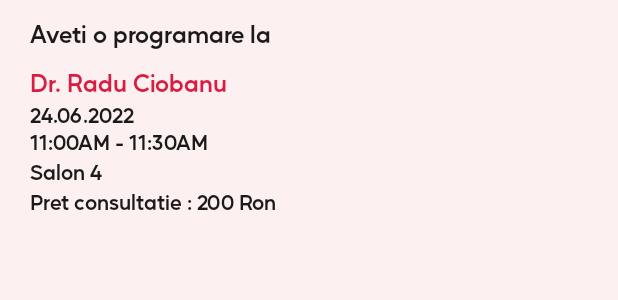
After one commit to stroescump/MedicalApp, an Android app: the layout fragment_appointment_details_bottom_sheet.xml on its own in the app's theme, with its tools: preview values and no code run, on a phone screen of 412 x 824 dp. The commit adds this screen. Shown: the top 300 px of the screen. Run offline under Robolectric (Android 15) with nearby library versions, the phone set to English and light mode, and no system bars.

Commit message:
appointment details

```diff
--- a/app/src/main/java/eu/ase/grupa1088/licenta/ui/dashboard/MedicalAppointmentAdapter.kt
+++ b/app/src/main/java/eu/ase/grupa1088/licenta/ui/dashboard/MedicalAppointmentAdapter.kt
@@ -10,7 +10,8 @@ import eu.ase.grupa1088.licenta.models.MedicalAppointment
 class MedicalAppointmentAdapter(
     private val medicalAppointments: MutableList<MedicalAppointment>,
     private val isDoctor: Boolean,
-    private val onAppointmentClicked: (MedicalAppointment, Int, Boolean) -> Unit
+    private val onAppointmentClicked: (MedicalAppointment, Int, Boolean) -> Unit,
+    private val onAppointmentMoreDetails: (MedicalAppointment) -> Unit
 ) :
     RecyclerView.Adapter<MedicalAppointmentVH>() {
     private lateinit var binding: ItemMedicalAppointmentBinding
@@ -41,6 +42,7 @@ class MedicalAppointmentAdapter(
         @SuppressLint("SetTextI18n")
         fun bind(currentItem: MedicalAppointment) {
             with(binding) {
+                root.setOnClickListener { onAppointmentMoreDetails(currentItem) }
                 btnCancelAppointment.setOnClickListener {
                     onAppointmentClicked(
                         currentItem,
@@ -84,7 +86,7 @@ class MedicalAppointmentAdapter(
     }
 
     fun removeItem(pos: Int) {
-        if(medicalAppointments.isNotEmpty()){
+        if (medicalAppointments.isNotEmpty()) {
             medicalAppointments.removeAt(pos)
             notifyItemRemoved(pos)
         }
--- a/app/src/main/java/eu/ase/grupa1088/licenta/utils/Constants.kt
+++ b/app/src/main/java/eu/ase/grupa1088/licenta/utils/Constants.kt
@@ -8,6 +8,7 @@ const val DOCTOR_ID = "DOCTOR_ID_KEY"
 const val USER_KEY = "USER_KEY"
 const val SHARED_PREFS_NAME = "eu.ase.grupa1088.licenta.sharedprefs"
 const val NO_APPOINTMENTS_FOUND = "NO_APPOINTMENTS_FOUND"
+const val APPOINTMENT_DETAILS = "APPOINTMENT_DETAILS_KEY"
 const val IS_DOCTOR = "IS_DOCTOR_KEY"
 const val MEDICAL_RECORD = "MEDICAL_REPORT_KEY"
 const val IS_SUCCESS = "IS_SUCCESS_KEY"
--- /dev/null
+++ b/app/src/main/res/layout/fragment_appointment_details_bottom_sheet.xml
@@ -0,0 +1,67 @@
+<?xml version="1.0" encoding="utf-8"?>
+<androidx.constraintlayout.widget.ConstraintLayout xmlns:android="http://schemas.android.com/apk/res/android"
+    xmlns:app="http://schemas.android.com/apk/res-auto"
+    xmlns:tools="http://schemas.android.com/tools"
+    android:id="@+id/itemContainerLayout"
+    android:layout_width="match_parent"
+    android:layout_height="wrap_content"
+    android:gravity="center"
+    android:orientation="vertical"
+    android:padding="@dimen/dimen_10dp"
+    tools:context=".ui.dashboard.AppointmentDetailsBottomSheetFragment">
+
+    <androidx.appcompat.widget.AppCompatTextView
+        android:id="@+id/tvAppointmentTitle"
+        android:layout_width="0dp"
+        android:layout_height="wrap_content"
+        android:layout_marginStart="@dimen/dimen_10dp"
+        android:layout_marginEnd="@dimen/dimen_10dp"
+        android:textColor="@color/black"
+        android:textSize="@dimen/dimen_16sp"
+        app:layout_constraintStart_toStartOf="parent"
+        app:layout_constraintTop_toTopOf="parent"
+        tools:text="@string/appointment_title_as_patient" />
+
+    <androidx.appcompat.widget.AppCompatTextView
+        android:id="@+id/tvAppointmentDoctorName"
+        android:layout_width="0dp"
+        android:layout_height="wrap_content"
+        android:layout_marginTop="@dimen/dimen_10dp"
+        android:layout_marginEnd="@dimen/dimen_10dp"
+        android:textColor="@color/red"
+        android:textSize="@dimen/dimen_16sp"
+        app:layout_constraintStart_toStartOf="@id/tvAppointmentTitle"
+        app:layout_constraintTop_toBottomOf="@id/tvAppointmentTitle"
+        tools:text="Dr. Radu Ciobanu" />
+
+    <androidx.appcompat.widget.AppCompatTextView
+        android:id="@+id/tvAppointmentDate"
+        android:layout_width="0dp"
+        android:layout_height="wrap_content"
+        android:layout_marginEnd="@dimen/dimen_10dp"
+        android:textColor="@color/black"
+        app:layout_constraintStart_toStartOf="@id/tvAppointmentTitle"
+        app:layout_constraintTop_toBottomOf="@id/tvAppointmentDoctorName"
+        tools:text="24.06.2022\n11:00AM - 11:30AM" />
+
+    <androidx.appcompat.widget.AppCompatTextView
+        android:id="@+id/tvRoomID"
+        android:layout_width="0dp"
+        android:layout_height="wrap_content"
+        android:layout_marginEnd="@dimen/dimen_10dp"
+        android:textColor="@color/black"
+        app:layout_constraintStart_toStartOf="@id/tvAppointmentTitle"
+        app:layout_constraintTop_toBottomOf="@id/tvAppointmentDate"
+        tools:text="Salon 4" />
+
+    <androidx.appcompat.widget.AppCompatTextView
+        android:id="@+id/tvPrice"
+        android:layout_width="0dp"
+        android:layout_height="wrap_content"
+        android:layout_marginEnd="@dimen/dimen_10dp"
+        android:textColor="@color/black"
+        app:layout_constraintStart_toStartOf="@id/tvAppointmentTitle"
+        app:layout_constraintTop_toBottomOf="@id/tvRoomID"
+        tools:text="Pret consultatie : 200 Ron" />
+
+</androidx.constraintlayout.widget.ConstraintLayout>
--- a/app/src/main/res/values/strings.xml
+++ b/app/src/main/res/values/strings.xml
@@ -186,4 +186,6 @@
         <item>Tehnica Tecar</item>
         <item>Terapia prin elongatie vertebrala </item>
     </string-array>
+    <!-- TODO: Remove or change this placeholder text -->
+    <string name="hello_blank_fragment">Hello blank fragment</string>
 </resources>
```
Also changed, not shown: app/src/main/java/eu/ase/grupa1088/licenta/ui/dashboard/AppointmentDetailsBottomSheetFragment.kt (added, +86 -0 lines), app/src/main/java/eu/ase/grupa1088/licenta/ui/dashboard/DashboardFragment.kt (+13 -4 lines).
